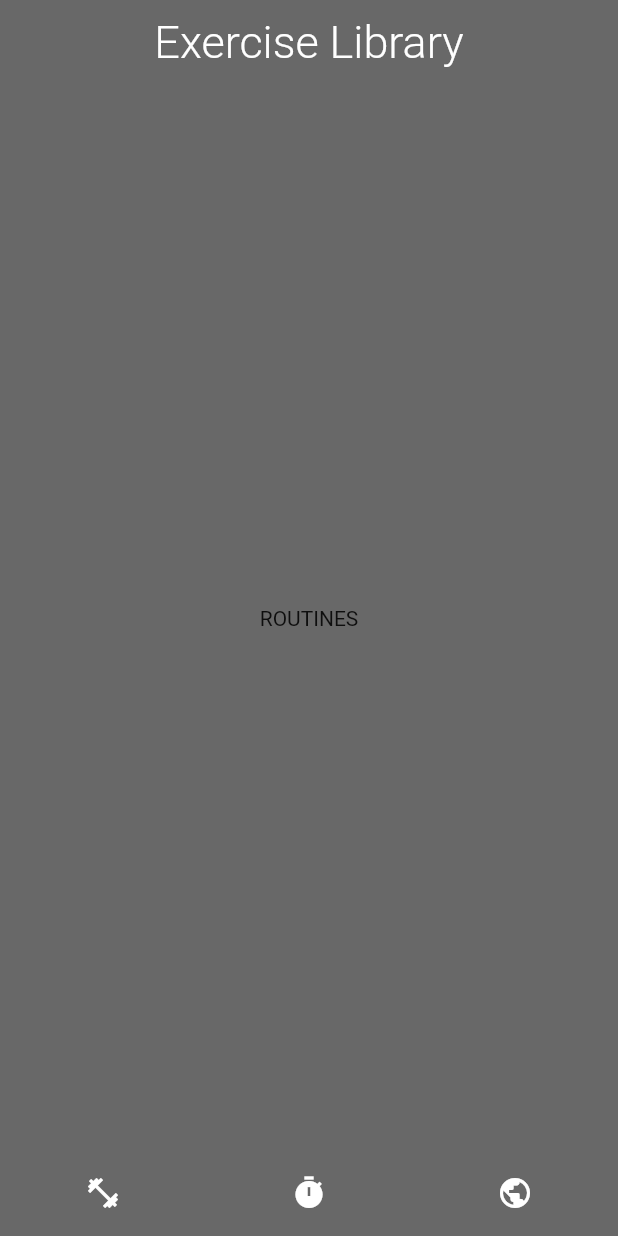
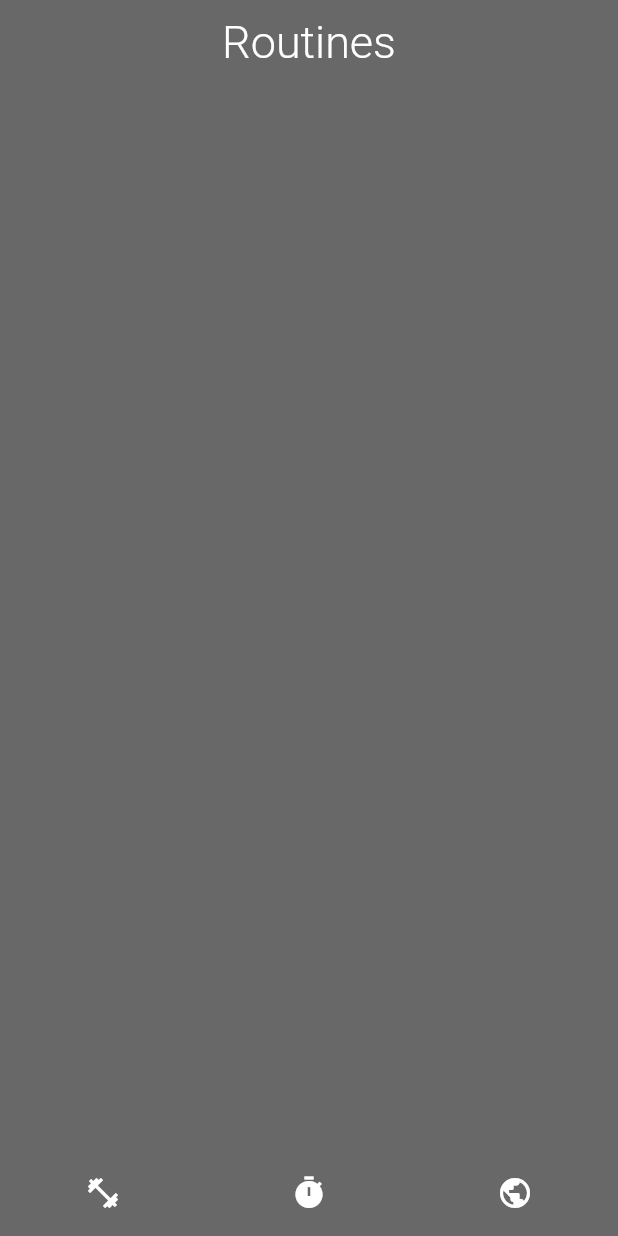
Before and after one commit to navidboloorian/exercise-timer, a Flutter app: the screen it shows after launch, on a phone screen of 412 x 824 dp. Run offline on Flutter 3.47's test engine with Material 2 defaults, Android fonts, the phone set to English and light mode, and no system bars; Roboto replaces fonts that are missing (Montserrat).

Commit message:
switched to navigator routing to avoid nested scaffolding

```diff
--- a/lib/main.dart
+++ b/lib/main.dart
@@ -1,7 +1,6 @@
 import 'package:flutter/material.dart';
 
 import 'utils/themes.dart';
-import 'ui/shared/widgets/bottom_bar.dart';
 import 'ui/pages/pages.dart';
 
 void main() {
@@ -16,42 +15,34 @@ class App extends StatefulWidget {
 }
 
 class _AppState extends State<App> {
-  // default screen is "routines"
-  int _currentPageIndex = 1;
-
-  void _setCurrentPageIndex(int index) {
-    setState(
-      () {
-        _currentPageIndex = index;
-      },
-    );
-  }
-
   @override
   Widget build(BuildContext context) {
     // list of all navigable pages
-    const List<Widget> pages = <Widget>[
-      Exercises(),
-      Routines(),
-      Market(),
-    ];
-
-    // current page is controlled by the bottom navigation bar
-    BottomBar bottomBar = BottomBar(
-      currentIndex: _currentPageIndex,
-      setCurrentIndex: _setCurrentPageIndex,
-    );
+    const List<String> pages = <String>['exercises', 'routines', 'market'];
 
     return MaterialApp(
       theme: Themes.dark,
-      home: Scaffold(
-        appBar: AppBar(
-          title: const Text('Exercise Library'),
-        ),
-        // display the page dictated by the variable
-        body: pages[_currentPageIndex],
-        bottomNavigationBar: bottomBar,
-      ),
+      onGenerateRoute: (route) {
+        // allows for access of routes by name
+        // not using the route field of MaterialApp so the default animation can be removed
+        if (route.name == 'exercises') {
+          return PageRouteBuilder(
+              pageBuilder: (_, __, ___) => const Exercises(pages: pages));
+        }
+
+        if (route.name == 'routines') {
+          return PageRouteBuilder(
+              pageBuilder: (_, __, ___) => const Routines(pages: pages));
+        }
+
+        if (route.name == 'market') {
+          return PageRouteBuilder(
+              pageBuilder: (_, __, ___) => const Market(pages: pages));
+        }
+
+        return null;
+      },
+      home: const Routines(pages: pages),
       debugShowCheckedModeBanner: false,
     );
   }
--- a/lib/ui/pages/routines.dart
+++ b/lib/ui/pages/routines.dart
@@ -1,12 +1,18 @@
 import 'package:flutter/material.dart';
 
+import '../shared/widgets/bottom_bar.dart';
+
 class Routines extends StatelessWidget {
-  const Routines({super.key});
+  final List<String> pages;
+  const Routines({super.key, required this.pages});
 
   @override
   Widget build(BuildContext context) {
-    return const Center(
-      child: Text('ROUTINES'),
+    return Scaffold(
+      appBar: AppBar(
+        title: const Text('Routines'),
+      ),
+      bottomNavigationBar: BottomBar(pages: pages),
     );
   }
 }
--- a/lib/ui/shared/widgets/bottom_bar.dart
+++ b/lib/ui/shared/widgets/bottom_bar.dart
@@ -2,18 +2,16 @@ import 'package:flutter/material.dart';
 
 import '../../../utils/colors.dart';
 
-class BottomBar extends StatelessWidget {
-  // track the current page
-  // passed down from main app widget
-  final int currentIndex;
-  final Function setCurrentIndex;
+class BottomBar extends StatefulWidget {
+  final List<String> pages;
 
-  const BottomBar({
-    super.key,
-    required this.currentIndex,
-    required this.setCurrentIndex,
-  });
+  const BottomBar({super.key, required this.pages});
 
+  @override
+  State<BottomBar> createState() => _BottomBarState();
+}
+
+class _BottomBarState extends State<BottomBar> {
   @override
   Widget build(BuildContext context) {
     // map icons to simply names
@@ -39,9 +37,11 @@ class BottomBar extends StatelessWidget {
     }
 
     return BottomNavigationBar(
-      currentIndex: currentIndex,
       type: BottomNavigationBarType.fixed,
-      onTap: (index) => setCurrentIndex(index),
+      onTap: (index) => Navigator.pushReplacementNamed(
+        context,
+        widget.pages[index],
+      ),
       elevation: 0,
       showSelectedLabels: false,
       showUnselectedLabels: false,
```
Also changed, not shown: lib/ui/pages/exercises.dart (+13 -3 lines), lib/ui/pages/market.dart (+10 -3 lines).
